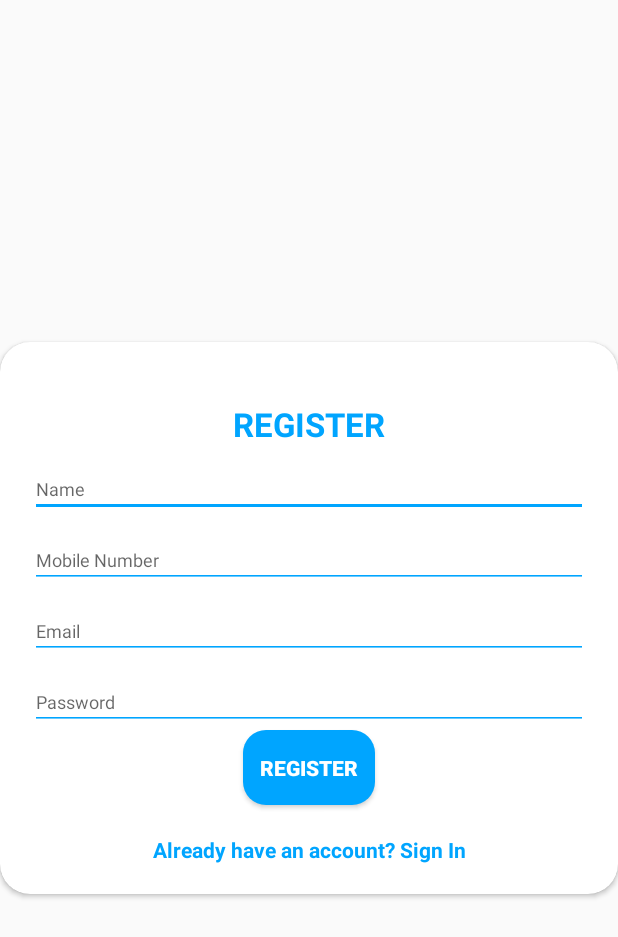
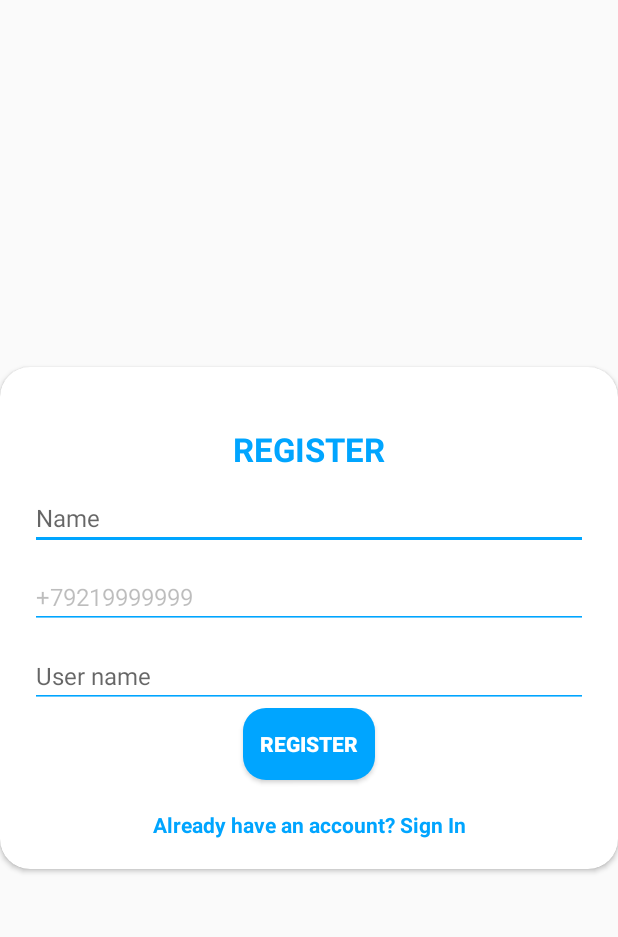
Before and after one commit to foru12/TestRegistr, an Android app: the layout layout_register.xml on its own in the app's theme, with its tools: preview values and no code run, on a phone screen of 412 x 824 dp. Shown: the top 937 px of the screen. Run offline under Robolectric (Android 15) with nearby library versions, the phone set to English and light mode, and no system bars.

Commit message:
add number code and country

```diff
--- a/app/src/main/AndroidManifest.xml
+++ b/app/src/main/AndroidManifest.xml
@@ -13,6 +13,7 @@
         tools:targetApi="31">
         <activity
             android:name=".MainActivity"
+            android:screenOrientation="portrait"
             android:exported="true">
             <intent-filter>
                 <action android:name="android.intent.action.MAIN" />
--- a/app/src/main/res/layout/activity_main.xml
+++ b/app/src/main/res/layout/activity_main.xml
@@ -49,7 +49,7 @@
                     android:text="@string/app_name"
                     android:layout_marginTop="40dp"/>
                 <include
-                    layout="@layout/layout_register"/>
+                    layout="@layout/layout_signin"/>
 
             </LinearLayout>
         </RelativeLayout>
--- a/app/src/main/res/layout/layout_register.xml
+++ b/app/src/main/res/layout/layout_register.xml
@@ -39,8 +39,10 @@
             android:layout_marginTop="@dimen/signup_text_margin_top">
             <EditText
                 style="@style/modifiedEditText"
+                android:enabled="false"
                 android:inputType="text"
                 android:maxLines="1"
+                android:text="+79219999999"
                 android:hint="Mobile Number"/>
         </RelativeLayout>
 
@@ -49,20 +51,13 @@
             android:layout_marginTop="@dimen/signup_text_margin_top">
             <EditText
                 style="@style/modifiedEditText"
-                android:inputType="textEmailAddress"
+                android:digits="1234567890abcdefghijklmnopqrstuvwxyzABCDEFGHIJKLMNOPQRSTUVWXYZ-_"
                 android:maxLines="1"
+
                 android:hint="@string/login_email_hint"/>
         </RelativeLayout>
 
-        <RelativeLayout
-            style="@style/parent"
-            android:layout_marginTop="@dimen/signup_text_margin_top">
-            <EditText
-                style="@style/modifiedEditText"
-                android:hint="@string/login_password_hint"
-                android:maxLines="1"
-                android:inputType="textPassword"/>
-        </RelativeLayout>
+
 
         <Button
             style="@style/loginButton"
--- a/app/src/main/res/values/dimens.xml
+++ b/app/src/main/res/values/dimens.xml
@@ -1,7 +1,7 @@
 <?xml version="1.0" encoding="utf-8"?>
 <resources>
     <dimen name="headerTextSize">22sp</dimen>
-    <dimen name="newsMoreTextSize">12sp</dimen>
+    <dimen name="newsMoreTextSize">16sp</dimen>
     <dimen name="loginCardRadius">20dp</dimen>
     <dimen name="loginViewsMargin">20dp</dimen>
 
--- a/app/src/main/res/values/strings.xml
+++ b/app/src/main/res/values/strings.xml
@@ -1,9 +1,11 @@
 <resources>
     <string name="app_name">Test Registration</string>
     <string name="register">REGISTER</string>
-    <string name="login_email_hint">Email</string>
+    <string name="login_email_hint">User name</string>
     <string name="login_password_hint">Password</string>
     <string name="signup_login_hint">Already have an account? Sign In</string>
     <string name="login_signup_hint">Don\'t have an account? Sign Up</string>
     <string name="preview">App Registration</string>
+    <string name="signin">Sign In</string>
+    <string name="registDont">Don\'t you have an account?  Register</string>
 </resources>
--- a/app/src/main/res/values/style.xml
+++ b/app/src/main/res/values/style.xml
@@ -1,7 +1,5 @@
 <?xml version="1.0" encoding="utf-8"?>
 <resources>
-
-
     <!--designs for login and register-->
     <style name="parent">
         <item name="android:layout_width">match_parent</item>
@@ -32,6 +30,7 @@
     </style>
 
     <style name="modifiedEditText" parent="parent">
+
         <item name="android:textSize">@dimen/newsMoreTextSize</item>
         <item name="android:backgroundTint">@color/primaryTextColor</item>
     </style>
@@ -44,11 +43,9 @@
     <style name="loginButton" parent="viewParent">
         <item name="android:background">@drawable/login_button_bk</item>
         <item name="android:textColor">@color/whiteTextColor</item>
-        <item name="android:layout_width">wrap_content</item>
-        <item name="paddingStart">30dp</item>
-        <item name="paddingEnd">30dp</item>
-        <item name="android:paddingTop">15dp</item>
-        <item name="android:paddingBottom">15dp</item>
+
         <item name="android:textStyle">bold</item>
     </style>
+
+
 </resources>
```
Also changed, not shown: app/build.gradle (+7 -0 lines), app/src/main/java/com/example/testregistr/MainActivity.java (+38 -1 lines), app/src/main/res/layout/layout_signin.xml (+97 -4 lines).
